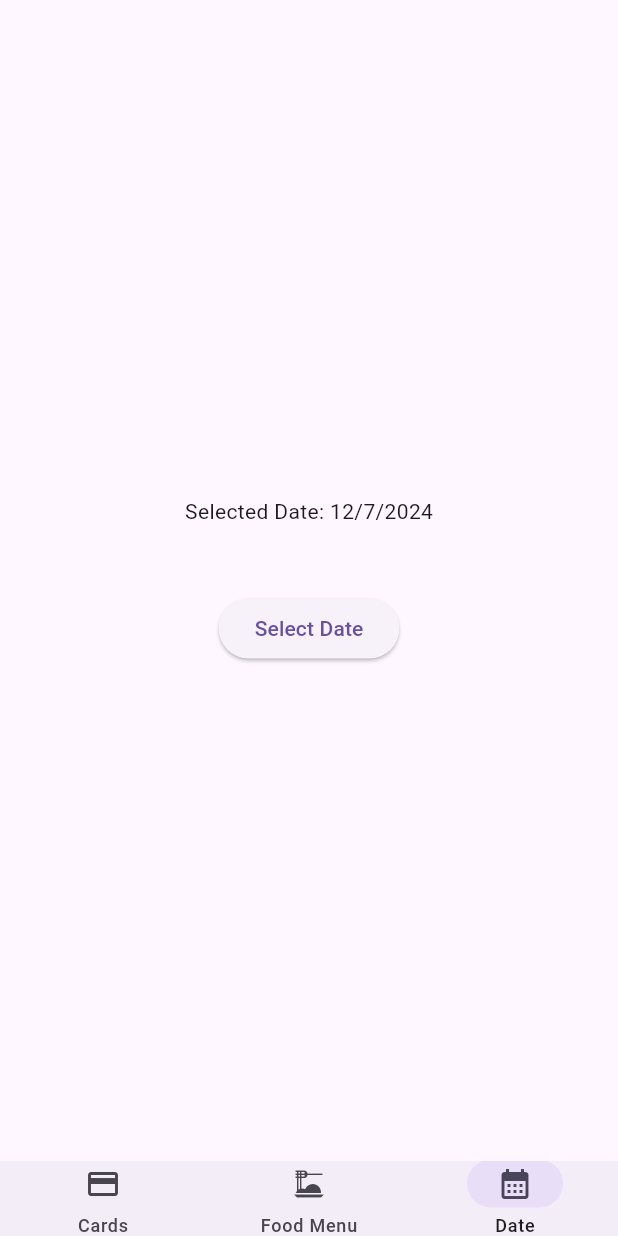
After one commit to Shubh2904/practice_tasks, a Flutter app: the screen it shows after launch, item 3 of the bottom bar chosen, on a phone screen of 412 x 824 dp. The commit adds this screen. Run offline on Flutter 3.47's test engine with Material 3 defaults, Android fonts, the phone set to English and light mode, and no system bars; our stand-ins replace carousel_slider, fluttertoast.

Commit message:
Date Time Picker

```diff
--- /dev/null
+++ b/lib/date_picker_practice.dart
@@ -0,0 +1,85 @@
+import 'package:flutter/material.dart';
+
+class DatePickerPage extends StatefulWidget {
+  const DatePickerPage({super.key});
+
+  @override
+  State<DatePickerPage> createState() => _DatePickerPageState();
+}
+
+class _DatePickerPageState extends State<DatePickerPage> {
+
+  DateTime selectedDate = DateTime.now();
+
+  String? dateString;
+
+  Future<void> _selectDate(BuildContext context) async
+  {
+    final DateTime? pickedDate = await showDatePicker(context: context, firstDate: DateTime(2000), lastDate: DateTime(2030));
+
+    if(pickedDate != null)
+      selectedDate = pickedDate;
+    else
+      selectedDate = DateTime.now();
+
+    _setDateString();
+
+  }
+
+  void _setDateString()
+  {
+    setState(() {
+
+      if(selectedDate == null)
+      {
+        dateString = 'Select a date below';
+      }
+      else
+      {
+        dateString = "${selectedDate.day.toString()}/${selectedDate.month.toString()}/${selectedDate.year.toString()}";
+      }
+    });
+  }
+
+  @override
+  void initState() {
+
+    _setDateString();
+
+    super.initState();
+  }
+
+  @override
+  Widget build(BuildContext context) {
+    return MaterialApp(
+      debugShowCheckedModeBanner: false,
+
+      home: Scaffold(
+        body: Center(
+          child: SizedBox(
+
+            height: 200,
+            width: 200,
+
+            child: Column(
+
+              mainAxisAlignment: MainAxisAlignment.spaceEvenly,
+              // crossAxisAlignment: CrossAx
+              // isAlignment.center,
+
+              children: [
+                Text("Selected Date: $dateString"),
+
+                ElevatedButton(
+
+                  onPressed: () => _selectDate(context),
+
+                  child: const Text("Select Date"))
+              ],
+            ),
+          ),
+        ),
+        ),
+    );
+  }
+}
--- a/lib/food_menu_gridview.dart
+++ b/lib/food_menu_gridview.dart
@@ -54,7 +54,9 @@ class FoodMenu extends StatelessWidget {
 
         home: GridView.builder(
         gridDelegate: const SliverGridDelegateWithFixedCrossAxisCount(crossAxisCount: 3),
-        itemCount: data.length,
+
+        itemCount: 15,
+
         itemBuilder: (context, index) {
 
 
--- a/lib/micro_app_1.dart
+++ b/lib/micro_app_1.dart
@@ -1,8 +1,10 @@
-import 'package:assignment/food_menu_gridview.dart';
+
 import 'package:flutter/material.dart';
+
 import 'my_navigation_bar.dart';
 import 'creditcard_gridview.dart';
-// import 'food_menu_gridview.dart';
+import 'food_menu_gridview.dart';
+import 'date_picker_practice.dart';
 
 class MicroApp1 extends StatefulWidget {
 
@@ -18,12 +20,13 @@ class _MicroApp1State extends State<MicroApp1> {
   final List<NavigationDestination> navDestinations = const [
     NavigationDestination(icon: Icon(Icons.credit_card), label: "Cards"),
     NavigationDestination(icon: Icon(Icons.dinner_dining), label: "Food Menu"),
-    // NavigationDestination(icon: Icon(Icons.abc), label: "Upload"),
+    NavigationDestination(icon: Icon(Icons.calendar_month), label: "Date"),
   ];
 
   final List<Widget> widgetOptions = const [
     GridPractice(),
     FoodMenu(),
+    DatePickerPage(),
   ];
 
   @override
--- a/lib/my_navigation_bar.dart
+++ b/lib/my_navigation_bar.dart
@@ -21,7 +21,7 @@ class MyNavigationBarState extends State<MyNavigationBar> {
     setState(() {
       {
         selectedIndex = index;
-        print(selectedIndex);
+
         widget.updateCallback();
       }
 
```
Also changed, not shown: 1 other file.
